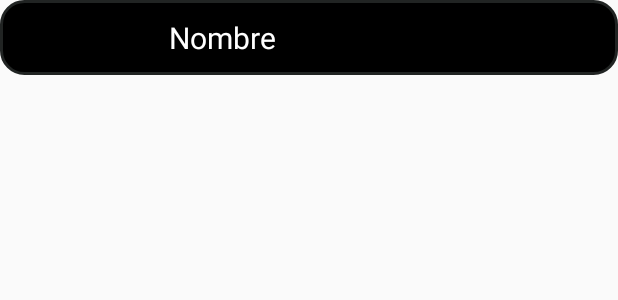
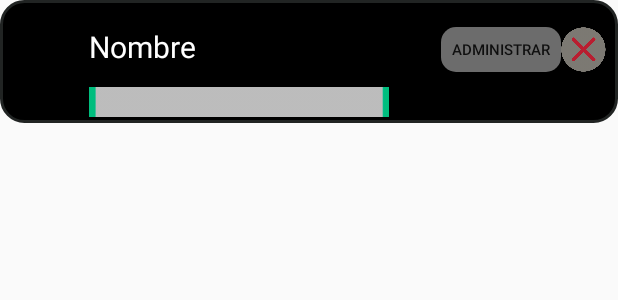
Before and after one commit to GabrielAran/Proyecto-final-Our-Tornament, an Android app: the layout item_lista_torneos_seguidos.xml on its own in the app's theme, with its tools: preview values and no code run, on a phone screen of 412 x 824 dp. Shown: the top 300 px of the screen. Run offline under Robolectric (Android 15) with nearby library versions, the phone set to English and light mode, and no system bars.

Commit message:
Cambio Gluk

```diff
--- a/ProyectoOurTorunament/app/src/main/java/com/example/ourtournament/MainActivity.java
+++ b/ProyectoOurTorunament/app/src/main/java/com/example/ourtournament/MainActivity.java
@@ -63,7 +63,7 @@ public class MainActivity<task> extends AppCompatActivity {
         super.onCreate(savedInstanceState);
 
         P = CargarSharedPreferences();
-        P.EliminarInt("IDUsuario");
+        //P.EliminarInt("IDUsuario");
         IDUsuario = P.ObtenerInt("IDUsuario",-1);
 
         if(IDUsuario==-1)
--- a/ProyectoOurTorunament/app/src/main/res/drawable/borde_grisclaro_fondo_gris.xml
+++ b/ProyectoOurTorunament/app/src/main/res/drawable/borde_grisclaro_fondo_gris.xml
@@ -24,7 +24,7 @@
 
     <!-- Aquí indicamos el radio a aplicar a las esquinas -->
     <corners
-        android:radius="15dp"   >
+        android:radius="10dp"   >
     </corners>
 
 </shape>
--- a/ProyectoOurTorunament/app/src/main/res/drawable/bordes_fondo_verde.xml
+++ b/ProyectoOurTorunament/app/src/main/res/drawable/bordes_fondo_verde.xml
@@ -24,7 +24,7 @@
 
     <!-- Aquí indicamos el radio a aplicar a las esquinas -->
     <corners
-        android:radius="16dp"   >
+        android:radius="10dp"   >
     </corners>
 
 </shape>
--- a/ProyectoOurTorunament/app/src/main/res/layout/item_lista_torneos.xml
+++ b/ProyectoOurTorunament/app/src/main/res/layout/item_lista_torneos.xml
@@ -3,11 +3,12 @@
     xmlns:android="http://schemas.android.com/apk/res/android"
     xmlns:app="http://schemas.android.com/apk/res-auto"
     xmlns:tools="http://schemas.android.com/tools"
-    android:layout_width="match_parent"
-    android:layout_height="50dp">
+    android:layout_width="380dp"
+    android:layout_height="50dp"
+    android:layout_gravity="center_horizontal">
 
     <ScrollView
-        android:layout_width="380dp"
+        android:layout_width="match_parent"
         android:layout_height="match_parent"
         app:layout_constraintBottom_toBottomOf="parent"
         app:layout_constraintEnd_toEndOf="parent"
@@ -37,7 +38,7 @@
                 android:id="@+id/Torneo"
                 android:layout_width="200dp"
                 android:layout_height="wrap_content"
-                android:layout_marginLeft="18dp"
+                android:layout_marginLeft="10dp"
                 android:gravity="left"
                 android:text="Nombre"
                 android:textColor="#FFF"
@@ -54,7 +55,7 @@
                 android:backgroundTint="#3CBC80"
                 android:gravity="center"
                 android:text="Seguir"
-                android:textSize="12dp"
+                android:textSize="10dp"
                 app:layout_constraintBottom_toTopOf="@+id/list"
                 app:layout_constraintEnd_toStartOf="@+id/VerEquipos"
                 app:layout_constraintTop_toTopOf="parent" />
@@ -63,7 +64,7 @@
                 android:id="@+id/VerEquipos"
                 android:layout_width="30dp"
                 android:layout_height="30dp"
-                android:layout_marginRight="10dp"
+                android:layout_marginRight="4dp"
                 android:background="@drawable/flechita_izquierda"
                 android:gravity="center"
                 android:textSize="12dp"
--- a/ProyectoOurTorunament/app/src/main/res/layout/item_lista_torneos_seguidos.xml
+++ b/ProyectoOurTorunament/app/src/main/res/layout/item_lista_torneos_seguidos.xml
@@ -2,36 +2,68 @@
 <androidx.constraintlayout.widget.ConstraintLayout
     xmlns:android="http://schemas.android.com/apk/res/android"
     xmlns:app="http://schemas.android.com/apk/res-auto"
+    xmlns:tools="http://schemas.android.com/tools"
     android:id="@+id/constraintLayout"
     android:layout_width="match_parent"
-    android:layout_height="50dp"
-    app:layout_constraintBottom_toBottomOf="parent"
-    app:layout_constraintEnd_toEndOf="parent"
-    app:layout_constraintStart_toStartOf="parent"
-    app:layout_constraintTop_toTopOf="parent"
+    android:layout_height="wrap_content"
     android:background="@drawable/borde_gris_fondo_negro">
-
 
     <de.hdodenhof.circleimageview.CircleImageView
         android:id="@+id/PerfilTorneo"
         android:layout_width="35dp"
         android:layout_height="50dp"
         android:layout_marginLeft="10dp"
+        android:layout_marginTop="4dp"
         app:layout_constraintStart_toStartOf="parent"
         app:layout_constraintTop_toTopOf="parent" />
 
     <TextView
         android:id="@+id/Torneo"
-        android:layout_width="250dp"
+        android:layout_width="236dp"
         android:layout_height="wrap_content"
-        android:layout_marginLeft="18dp"
+        android:layout_marginLeft="10dp"
         android:gravity="left"
         android:text="Nombre"
         android:textColor="#FFF"
         android:textSize="20dp"
-        app:layout_constraintBottom_toBottomOf="parent"
-        app:layout_constraintEnd_toEndOf="parent"
+        app:layout_constraintBottom_toTopOf="@+id/Contra"
         app:layout_constraintStart_toEndOf="@+id/PerfilTorneo"
+        app:layout_constraintTop_toTopOf="parent"/>
+
+    <Button
+        android:id="@+id/BTNSeguir"
+        android:layout_width="80dp"
+        android:layout_height="30dp"
+        android:layout_marginTop="4dp"
+        android:background="@drawable/borde_grisclaro_fondo_gris"
+        android:backgroundTint="#6C6C6C"
+        android:gravity="center"
+        android:text="Administrar"
+        android:textSize="10dp"
+        app:layout_constraintBottom_toTopOf="@+id/Contra"
+        app:layout_constraintEnd_toStartOf="@+id/VerEquipos"
         app:layout_constraintTop_toTopOf="parent" />
 
+    <Button
+        android:id="@+id/VerEquipos"
+        android:layout_width="30dp"
+        android:layout_height="30dp"
+        android:layout_marginTop="4dp"
+        android:layout_marginRight="4dp"
+        android:background="@drawable/cruz"
+        android:gravity="center"
+        app:layout_constraintBottom_toTopOf="@+id/Contra"
+        app:layout_constraintEnd_toEndOf="parent"
+        app:layout_constraintTop_toTopOf="parent" />
+
+    <EditText
+        android:id="@+id/Contra"
+        android:layout_width="200dp"
+        android:layout_height="20dp"
+        android:background="@drawable/input"
+        app:layout_constraintBottom_toBottomOf="parent"
+        app:layout_constraintStart_toEndOf="@+id/PerfilTorneo"
+        app:layout_constraintStart_toStartOf="@+id/Torneo"
+        app:layout_constraintTop_toBottomOf="@+id/PerfilTorneo" />
+
 </androidx.constraintlayout.widget.ConstraintLayout>
```
Also changed, not shown: ProyectoOurTorunament/app/src/main/res/drawable/cruz.png (added).
